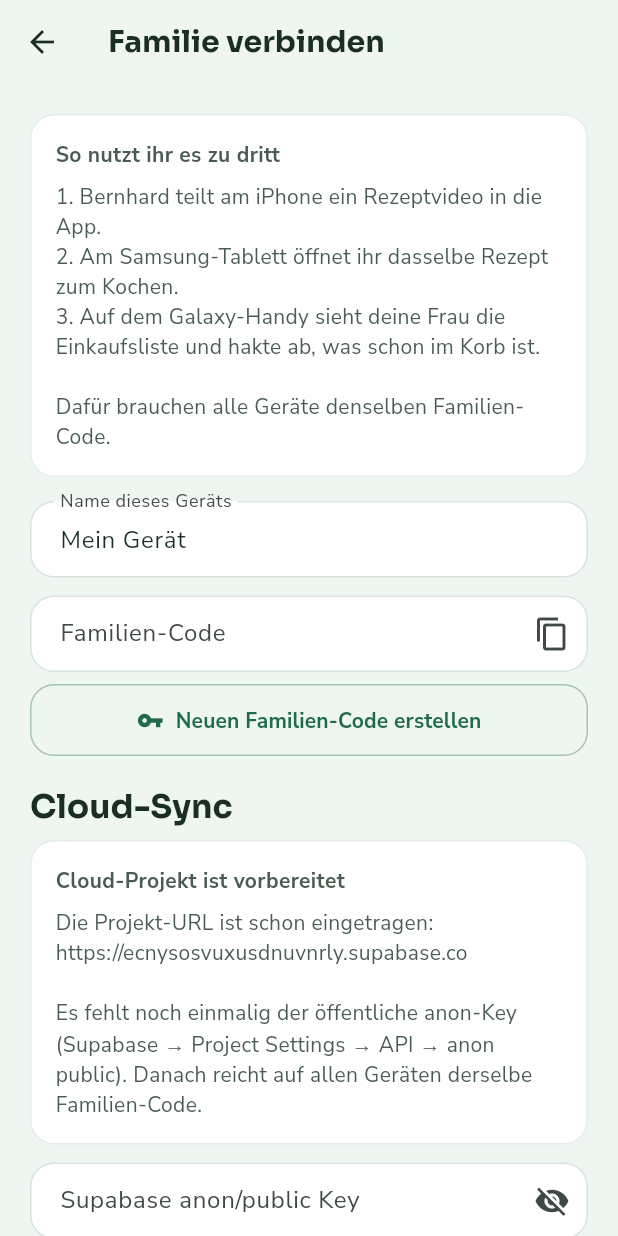
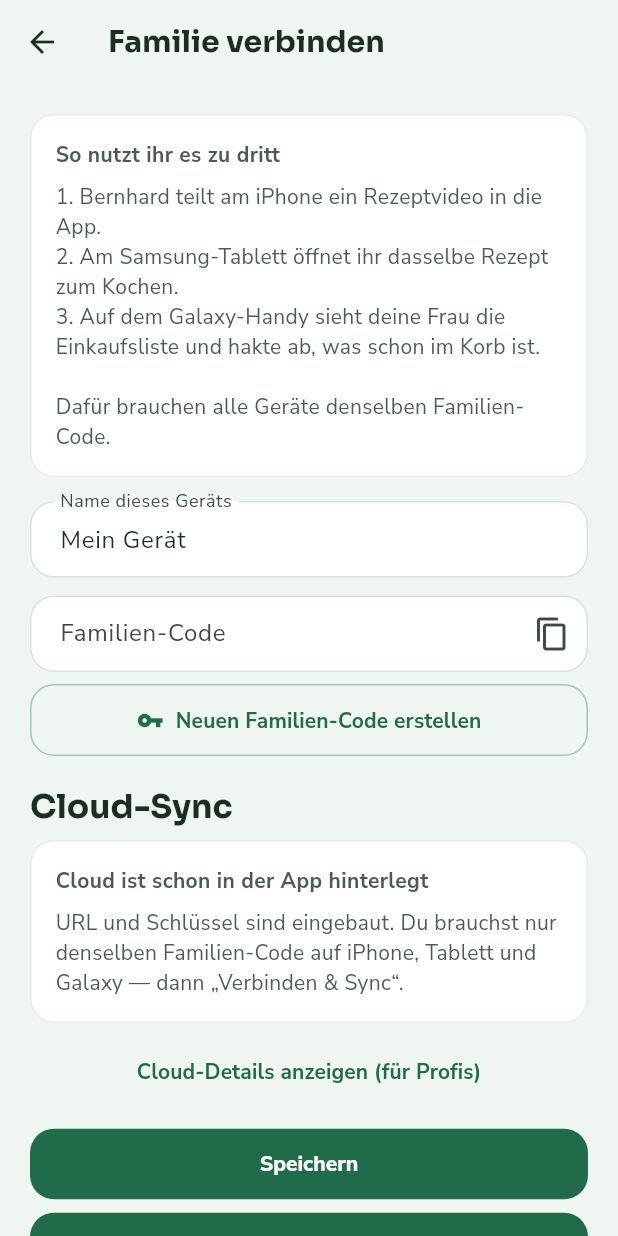
Before and after one commit to bernhardbesser84/rezeptezumnachkochen, a Flutter app: the screen it shows after launch, after a tap on the "home" icon, on a phone screen of 412 x 824 dp. Run offline on Flutter 3.47's test engine with Material 3 defaults, Android fonts, the phone set to English and light mode, and no system bars; our stand-ins replace app_links, google_fonts, google_sign_in, image_picker, shared_preferences, supabase_flutter and 1 more; missing offline and left inert: receive_sharing_intent; accounts and stored records are empty.

Commit message:
feat: supabase_flutter einbinden und Publishable-Key hinterlegen
Initialisiert Supabase in main.dart mit Projekt-URL und Key.
Bestehende Rezept-App bleibt (keine Todos-Demo). Klarere Meldung,
wenn schema.sql noch nicht ausgeführt wurde.

Co-authored-by: bernhardbesser84 <bernhardbesser84@users.noreply.github.com>

```diff
--- a/lib/config/supabase_defaults.dart
+++ b/lib/config/supabase_defaults.dart
@@ -1,17 +1,19 @@
 /// Vorgefertigte Supabase-Cloud für „Rezept Nachkochen“.
 ///
-/// URL kommt aus dem Projekt. Der öffentliche anon-Key kann per
-/// `--dart-define=SUPABASE_ANON_KEY=...` (z. B. Vercel) gesetzt werden
-/// oder später in der App eingetragen werden.
+/// Öffentlicher publishable/anon-Key (kein Service-Role-Geheimnis).
+/// Per `--dart-define=SUPABASE_ANON_KEY=...` überschreibbar (z. B. Vercel).
 class SupabaseDefaults {
   static const projectRef = 'ecnysosvuxusdnuvnrly';
 
   static const url = 'https://ecnysosvuxusdnuvnrly.supabase.co';
 
-  /// Öffentlicher anon/public Key (kein Geheimnis wie ein Service-Role-Key).
+  static const _defaultAnonKey =
+      'sb_publishable_1jIQXqud7qg5P5jG681iXw_K1njD8Zc';
+
+  /// Öffentlicher anon/publishable Key.
   static const anonKey = String.fromEnvironment(
     'SUPABASE_ANON_KEY',
-    defaultValue: '',
+    defaultValue: _defaultAnonKey,
   );
 
   static bool get hasBuiltInKey => anonKey.trim().isNotEmpty;
--- a/lib/main.dart
+++ b/lib/main.dart
@@ -1,5 +1,7 @@
 import 'package:flutter/material.dart';
+import 'package:supabase_flutter/supabase_flutter.dart';
 
+import 'config/supabase_defaults.dart';
 import 'screens/home_screen.dart';
 import 'services/app_repository.dart';
 import 'services/family_sync_service.dart';
@@ -8,8 +10,15 @@ import 'services/recipe_extractor.dart';
 import 'services/recipe_storage.dart';
 import 'theme/app_theme.dart';
 
-void main() {
+Future<void> main() async {
   WidgetsFlutterBinding.ensureInitialized();
+
+  // Cloud für Familien-Sync (Rezepte + Einkaufsliste).
+  await Supabase.initialize(
+    url: SupabaseDefaults.url,
+    publishableKey: SupabaseDefaults.anonKey,
+  );
+
   runApp(const RezeptNachkochenApp());
 }
 
--- a/lib/screens/family_screen.dart
+++ b/lib/screens/family_screen.dart
@@ -347,14 +347,15 @@ class _FamilyScreenState extends State<FamilyScreen> {
                 ),
                 const SizedBox(height: 20),
                 const _InfoCard(
-                  title: 'Einmalig in Supabase (falls noch nicht erledigt)',
+                  title: 'Einmalig in Supabase (Tabellen anlegen)',
                   body:
-                      '1. SQL aus supabase/schema.sql im SQL-Editor ausführen\n'
-                      '2. Unter Project Settings → API den anon public Key kopieren\n'
-                      '3. Hier einfügen (oder als Vercel-Umgebungsvariable '
-                      'SUPABASE_ANON_KEY setzen, dann ist er in der Web-App '
-                      'schon drin)\n'
-                      '4. Denselben Familien-Code auf allen Geräten nutzen',
+                      'URL und Schlüssel sind schon in der App. '
+                      'Falls „Tabellen fehlen“ erscheint:\n\n'
+                      '1. supabase.com → dein Projekt öffnen\n'
+                      '2. Links SQL → New query\n'
+                      '3. Inhalt aus supabase/schema.sql einfügen → Run\n'
+                      '4. Hier zurück: Familien-Code erstellen → '
+                      '„Verbinden & Sync“',
                 ),
               ],
             ),
--- a/pubspec.yaml
+++ b/pubspec.yaml
@@ -20,6 +20,7 @@ dependencies:
   google_fonts: ^8.1.0
   google_sign_in: 6.3.0
   web: ^1.1.1
+  supabase_flutter: ^2.16.0
 
 dev_dependencies:
   flutter_test:
```
Also changed, not shown: lib/services/family_sync_service.dart (+29 -1 lines), pubspec.lock, 2 other files.
